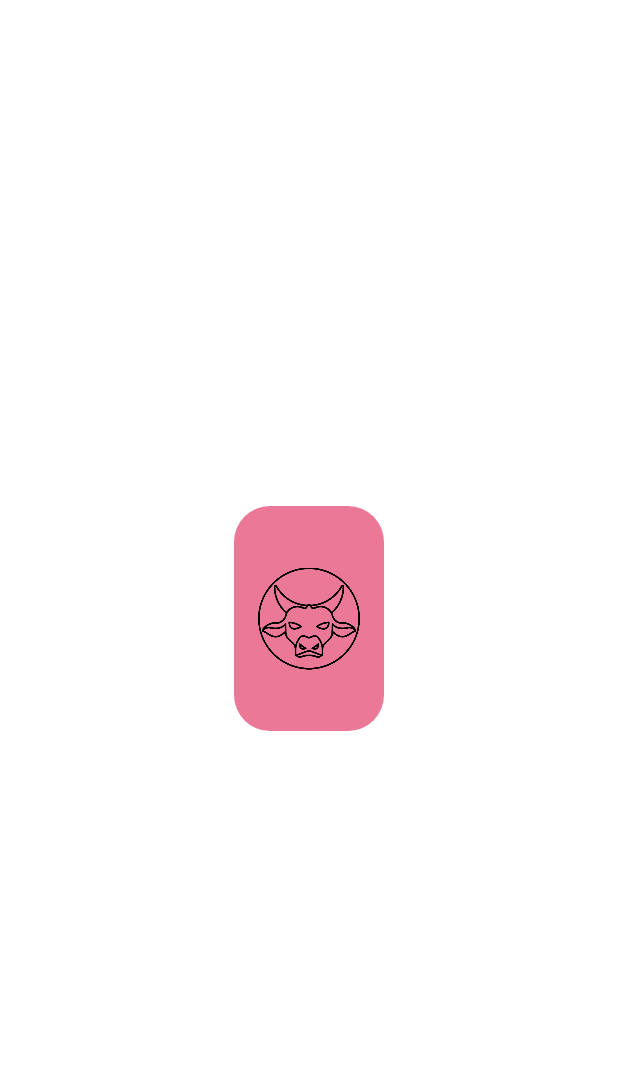
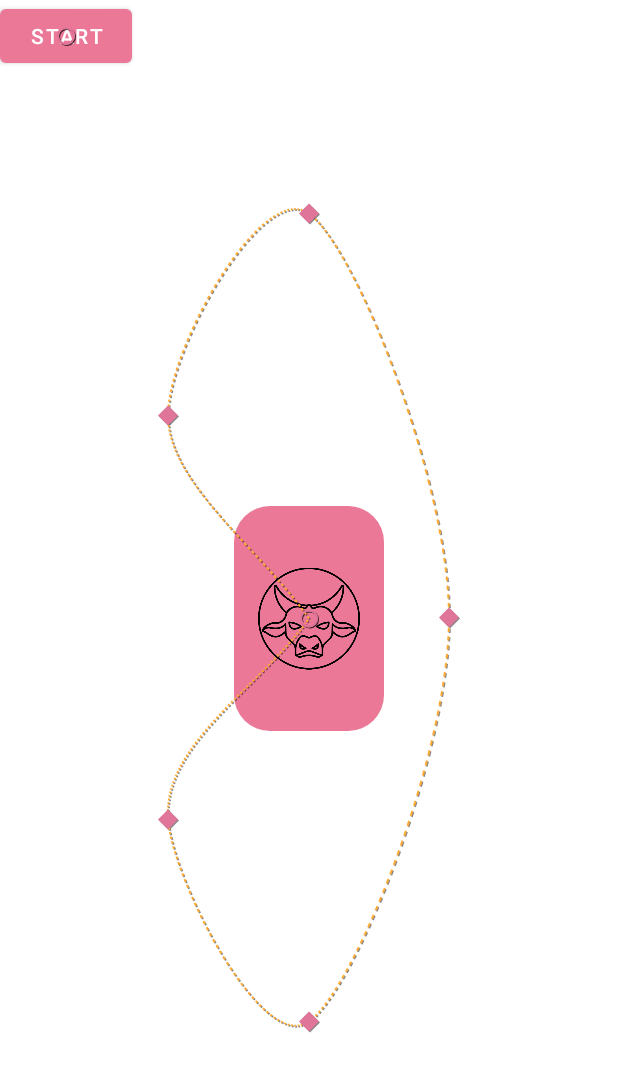
Before and after one commit to andoloido/BestCi, an Android app: the screen it shows after launch (SecretActivity), on a phone screen of 412 x 824 dp. Shown: the top 1072 px of the screen. Run offline under Robolectric (Android 15) with nearby library versions, the light colour scheme and no system bars; libraries missing offline, so code that uses them is left out: su.levenetc.android; 1 statement that could not run was skipped.

Commit message:
add motion animator

```diff
--- a/app/src/main/res/layout/activity_secret.xml
+++ b/app/src/main/res/layout/activity_secret.xml
@@ -1,9 +1,11 @@
 <?xml version="1.0" encoding="utf-8"?>
-<androidx.constraintlayout.widget.ConstraintLayout xmlns:android="http://schemas.android.com/apk/res/android"
+<androidx.constraintlayout.motion.widget.MotionLayout xmlns:android="http://schemas.android.com/apk/res/android"
     xmlns:app="http://schemas.android.com/apk/res-auto"
     xmlns:tools="http://schemas.android.com/tools"
     android:layout_width="match_parent"
     android:layout_height="match_parent"
+    app:layoutDescription="@xml/activity_secret_scene"
+    app:showPaths="true"
     tools:context=".SecretActivity">
 
     <androidx.constraintlayout.widget.ConstraintLayout
@@ -78,4 +80,10 @@
     </androidx.constraintlayout.widget.ConstraintLayout>
 
 
-</androidx.constraintlayout.widget.ConstraintLayout>
+    <com.google.android.material.button.MaterialButton
+        android:id="@+id/clickBt"
+        android:layout_width="wrap_content"
+        android:layout_height="wrap_content"
+        android:text="start" />
+
+</androidx.constraintlayout.motion.widget.MotionLayout>
--- a/app/src/main/res/xml/activity_secret_scene.xml
+++ b/app/src/main/res/xml/activity_secret_scene.xml
@@ -6,53 +6,61 @@
     <Transition
         motion:constraintSetEnd="@+id/end"
         motion:constraintSetStart="@id/start"
-        motion:duration="1000">
+        motion:duration="10000">
        <KeyFrameSet>
+           <KeyPosition
+               motion:motionTarget="@+id/content1Cl"
+               motion:framePosition="16"
+               motion:keyPositionType="parentRelative"
+               motion:percentX="0.2"
+               motion:percentY="0.3" />
+           <KeyPosition
+               motion:motionTarget="@+id/content1Cl"
+               motion:framePosition="32"
+               motion:keyPositionType="parentRelative"
+               motion:percentX="0.5"
+               motion:percentY="0.1" />
+           <KeyPosition
+               motion:motionTarget="@+id/content1Cl"
+               motion:framePosition="48"
+               motion:keyPositionType="parentRelative"
+               motion:percentX="0.8"
+               motion:percentY="0.5" />
+           <KeyPosition
+               motion:motionTarget="@+id/content1Cl"
+               motion:framePosition="64"
+               motion:keyPositionType="parentRelative"
+               motion:percentX="0.5"
+               motion:percentY="0.9" />
+           <KeyPosition
+               motion:motionTarget="@+id/content1Cl"
+               motion:framePosition="80"
+               motion:keyPositionType="parentRelative"
+               motion:percentX="0.2"
+               motion:percentY="0.7" />
        </KeyFrameSet>
-        <OnClick motion:targetId="@+id/cardView" />
+        <OnClick motion:targetId="@+id/clickBt" />
     </Transition>
 
     <ConstraintSet android:id="@+id/start">
         <Constraint
-            android:id="@+id/cardView"
+            android:id="@+id/content1Cl"
             motion:layout_constraintEnd_toEndOf="parent"
-            android:layout_width="190dp"
-            android:layout_height="300dp"
+            android:layout_width="wrap_content"
+            android:layout_height="wrap_content"
             motion:layout_constraintBottom_toBottomOf="parent"
             motion:layout_constraintTop_toTopOf="parent"
             motion:layout_constraintStart_toStartOf="parent" />
-
-        <Constraint
-            android:id="@+id/reverseCardView"
-            motion:layout_constraintEnd_toEndOf="parent"
-            android:layout_width="190dp"
-            android:layout_height="300dp"
-            motion:layout_constraintBottom_toBottomOf="parent"
-            motion:layout_constraintTop_toTopOf="parent"
-            motion:layout_constraintStart_toStartOf="parent"
-            android:rotationY="90" />
     </ConstraintSet>
 
     <ConstraintSet android:id="@+id/end">
-
         <Constraint
-            android:id="@+id/cardView"
+            android:id="@+id/content1Cl"
             motion:layout_constraintEnd_toEndOf="parent"
-            android:layout_width="190dp"
-            android:layout_height="300dp"
+            android:layout_width="wrap_content"
+            android:layout_height="wrap_content"
             motion:layout_constraintBottom_toBottomOf="parent"
             motion:layout_constraintTop_toTopOf="parent"
-            motion:layout_constraintStart_toStartOf="parent"
-            android:rotationY="90" />
-
-        <Constraint
-            android:id="@+id/reverseCardView"
-            motion:layout_constraintEnd_toEndOf="parent"
-            android:layout_width="190dp"
-            android:layout_height="300dp"
-            motion:layout_constraintBottom_toBottomOf="parent"
-            motion:layout_constraintTop_toTopOf="parent"
-            motion:layout_constraintStart_toStartOf="parent"
-            android:rotationY="0" />
+            motion:layout_constraintStart_toStartOf="parent" />
     </ConstraintSet>
 </MotionScene>
```
